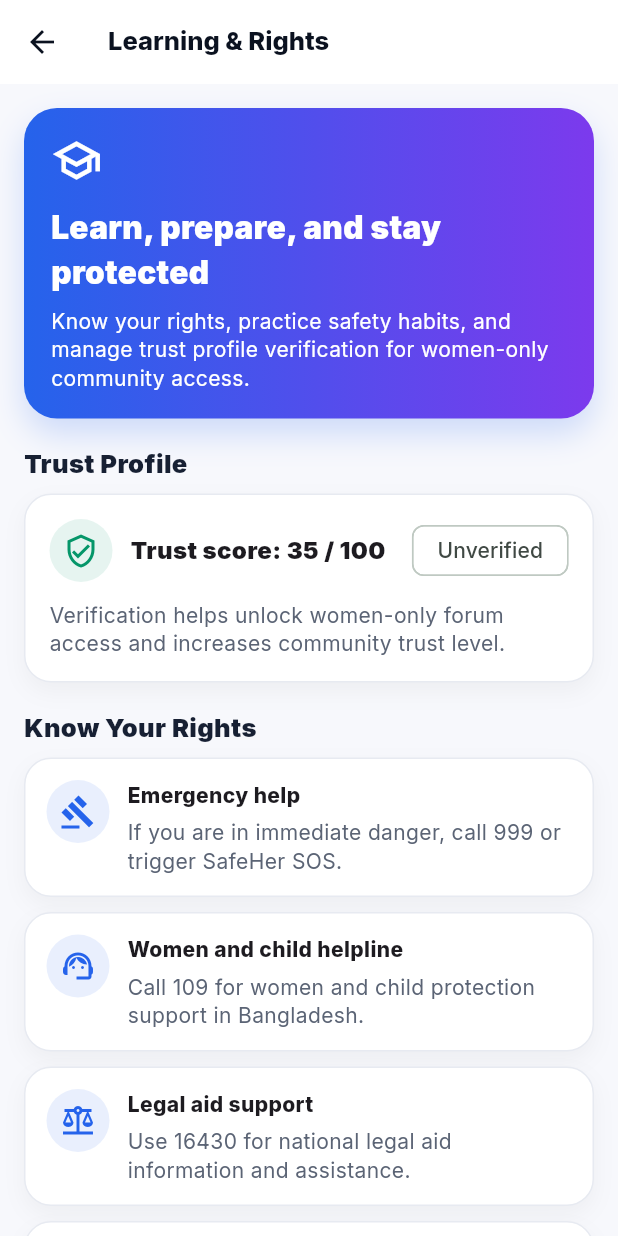
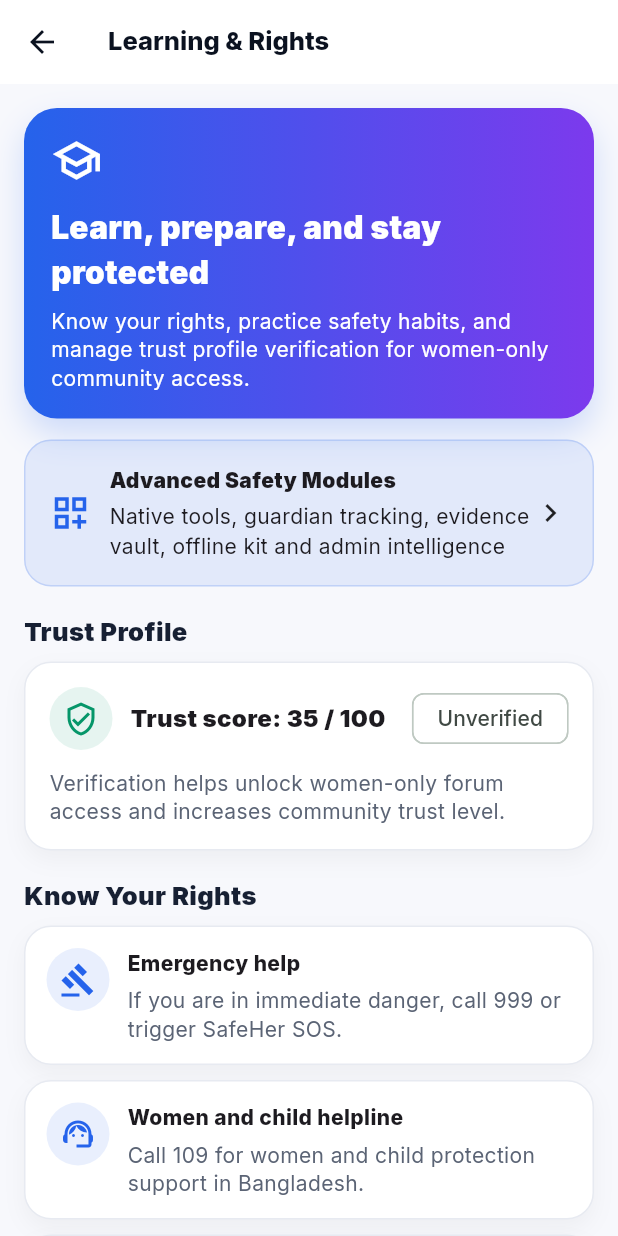
Before and after one commit to MdSajidRahman23/SaferHerBD_Frontend, a Flutter app: the LearningProfileScreen screen opened directly, on a phone screen of 412 x 824 dp. Run offline on Flutter 3.47's test engine with Material 3 defaults, Android fonts, the phone set to English and light mode, and no system bars; our stand-ins replace connectivity_plus, flutter_local_notifications, flutter_map, geolocator, google_fonts, latlong2 and 1 more; accounts and stored records are empty.

Commit message:
Fix Advanced Safety Modules navigation

```diff
--- a/lib/screens/learning_profile/learning_profile_screen.dart
+++ b/lib/screens/learning_profile/learning_profile_screen.dart
@@ -49,6 +49,13 @@ class _LearningProfileScreenState extends State<LearningProfileScreen> {
     );
   }
 
+
+  void _openAdvancedSafetyModules() {
+    Navigator.of(context).push(
+      MaterialPageRoute(builder: (_) => const AdvancedPrototypeScreen()),
+    );
+  }
+
   @override
   Widget build(BuildContext context) {
     const primary = Color(0xFF2563EB);
@@ -74,6 +81,8 @@ class _LearningProfileScreenState extends State<LearningProfileScreen> {
           padding: const EdgeInsets.all(16),
           children: [
             _heroCard(primary),
+            const SizedBox(height: 14),
+            _advancedModulesCard(primary),
             const SizedBox(height: 14),
             _sectionTitle('Trust Profile'),
             _trustProfileCard(),
@@ -186,6 +195,42 @@ class _LearningProfileScreenState extends State<LearningProfileScreen> {
             style: TextStyle(color: Colors.white, height: 1.35),
           ),
         ],
+      ),
+    );
+  }
+
+
+  Widget _advancedModulesCard(Color primary) {
+    return InkWell(
+      onTap: _openAdvancedSafetyModules,
+      borderRadius: BorderRadius.circular(18),
+      child: Container(
+        padding: const EdgeInsets.all(16),
+        decoration: BoxDecoration(
+          color: primary.withValues(alpha: .10),
+          borderRadius: BorderRadius.circular(18),
+          border: Border.all(color: primary.withValues(alpha: .18)),
+        ),
+        child: const Row(
+          children: [
+            Icon(Icons.dashboard_customize_outlined, color: Color(0xFF2563EB), size: 28),
+            SizedBox(width: 12),
+            Expanded(
+              child: Column(
+                crossAxisAlignment: CrossAxisAlignment.start,
+                children: [
+                  Text(
+                    'Advanced Safety Modules',
+                    style: TextStyle(fontWeight: FontWeight.w900),
+                  ),
+                  SizedBox(height: 4),
+                  Text('Native tools, guardian tracking, evidence vault, offline kit and admin intelligence'),
+                ],
+              ),
+            ),
+            Icon(Icons.chevron_right),
+          ],
+        ),
       ),
     );
   }
```
